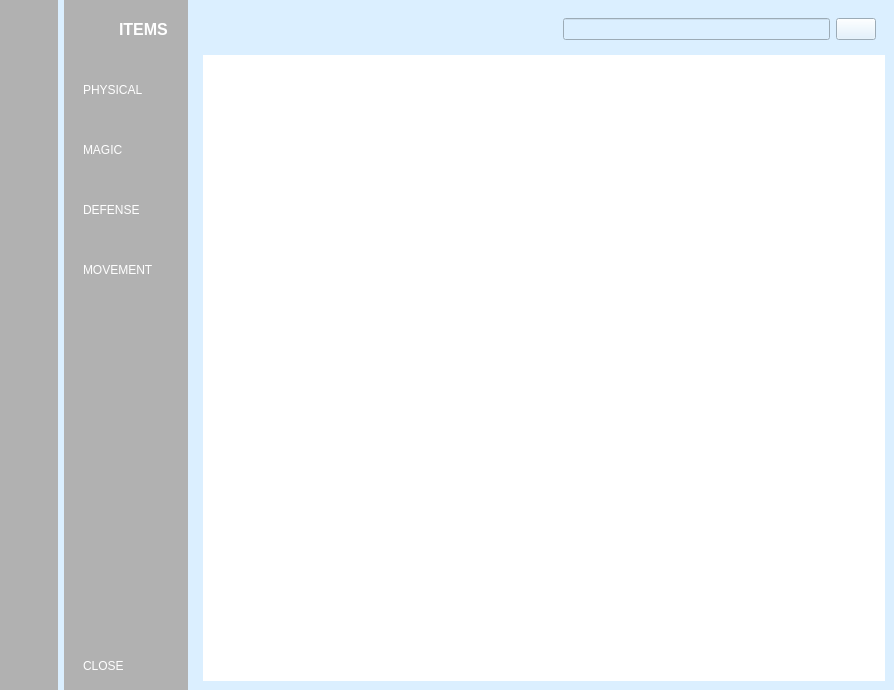
Old version of the form items.ui in the repository YinXuanYX/GitExcercise-TT5L-01.
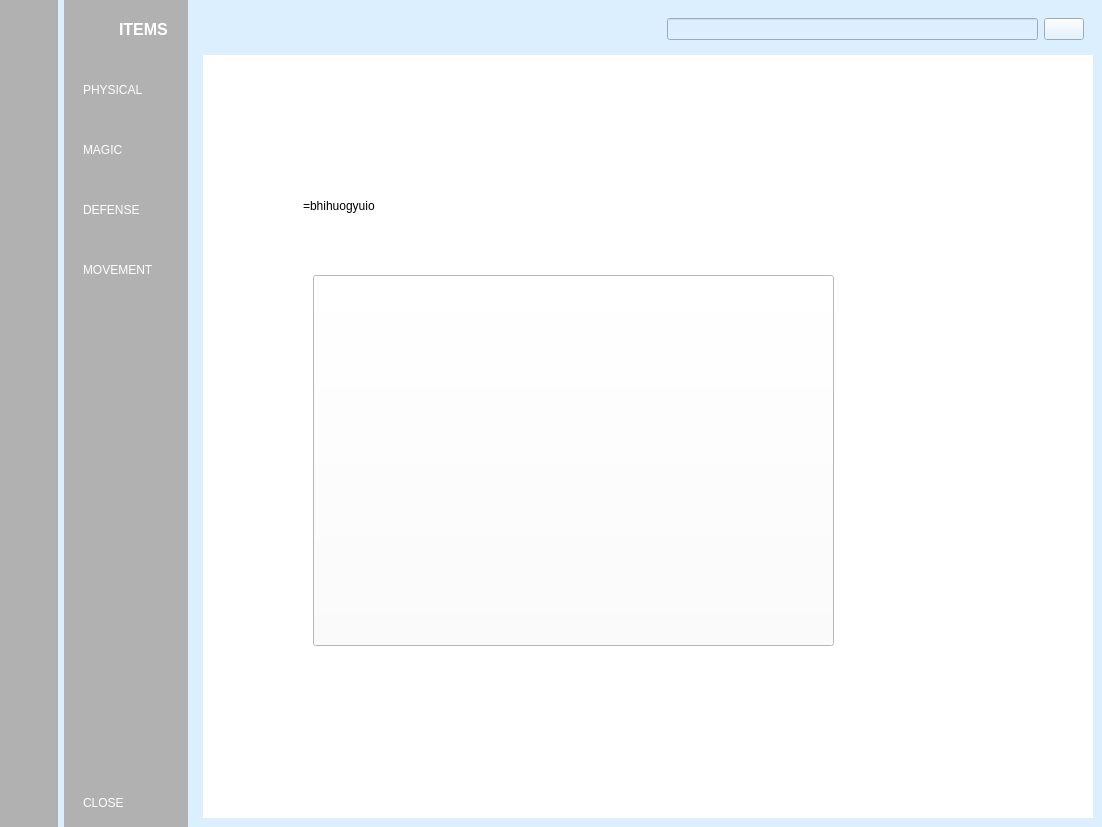
New version of the form. The open tabs and pages were chosen to show the change. Icons and pictures are not drawn.

What changed in the file:
```diff
--- a/items.ui
+++ b/items.ui
@@ -6,8 +6,8 @@
    <rect>
     <x>0</x>
     <y>0</y>
-    <width>894</width>
-    <height>690</height>
+    <width>1102</width>
+    <height>827</height>
    </rect>
   </property>
   <property name="windowTitle">
@@ -619,7 +619,44 @@
            </property>
           </widget>
          </widget>
-         <widget class="QWidget" name="page"/>
+         <widget class="QWidget" name="page">
+          <widget class="QLabel" name="itemNAME">
+           <property name="geometry">
+            <rect>
+             <x>100</x>
+             <y>130</y>
+             <width>331</width>
+             <height>41</height>
+            </rect>
+           </property>
+           <property name="text">
+            <string>=bhihuogyuio</string>
+           </property>
+          </widget>
+          <widget class="QPushButton" name="pushButton">
+           <property name="geometry">
+            <rect>
+             <x>110</x>
+             <y>220</y>
+             <width>521</width>
+             <height>371</height>
+            </rect>
+           </property>
+           <property name="text">
+            <string/>
+           </property>
+           <property name="icon">
+            <iconset>
+             <normaloff>../../Users/tanyi/Videos/Captures/湾岸ミッドナイトMAXIMUM TUNE 6RR 30_4_2024 4_54_59 PM.png</normaloff>../../Users/tanyi/Videos/Captures/湾岸ミッドナイトMAXIMUM TUNE 6RR 30_4_2024 4_54_59 PM.png</iconset>
+           </property>
+           <property name="iconSize">
+            <size>
+             <width>1000</width>
+             <height>1000</height>
+            </size>
+           </property>
+          </widget>
+         </widget>
         </widget>
        </item>
       </layout>
```
Left out of the diff: 31 changed lines with no effect on the pictures.
